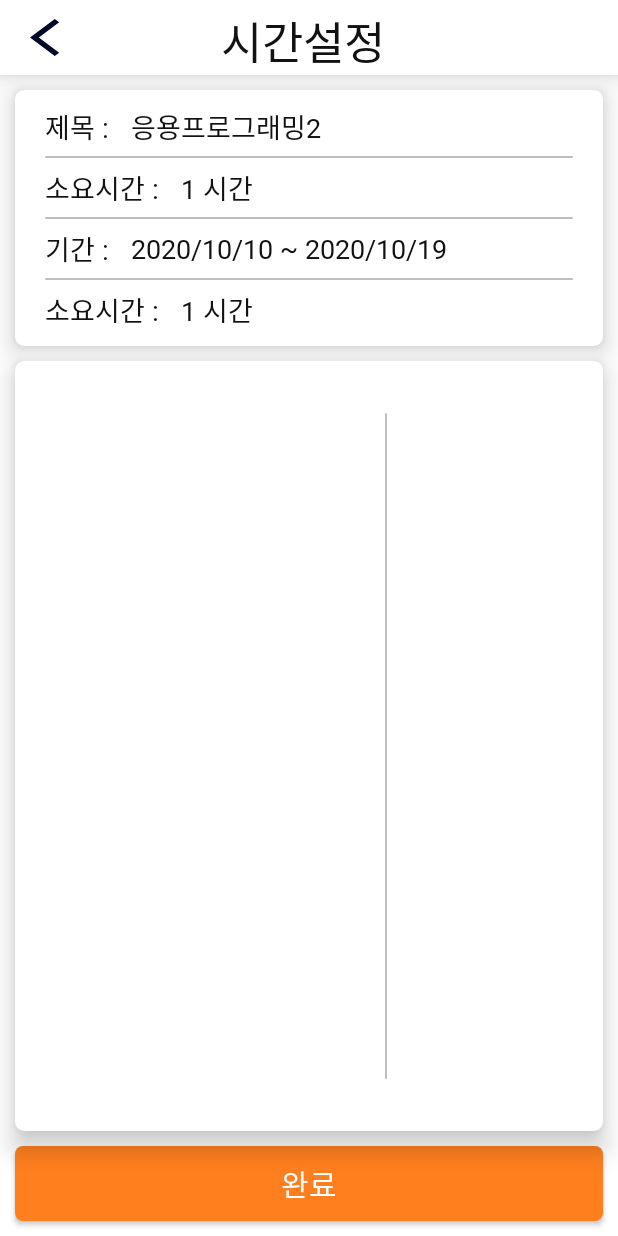
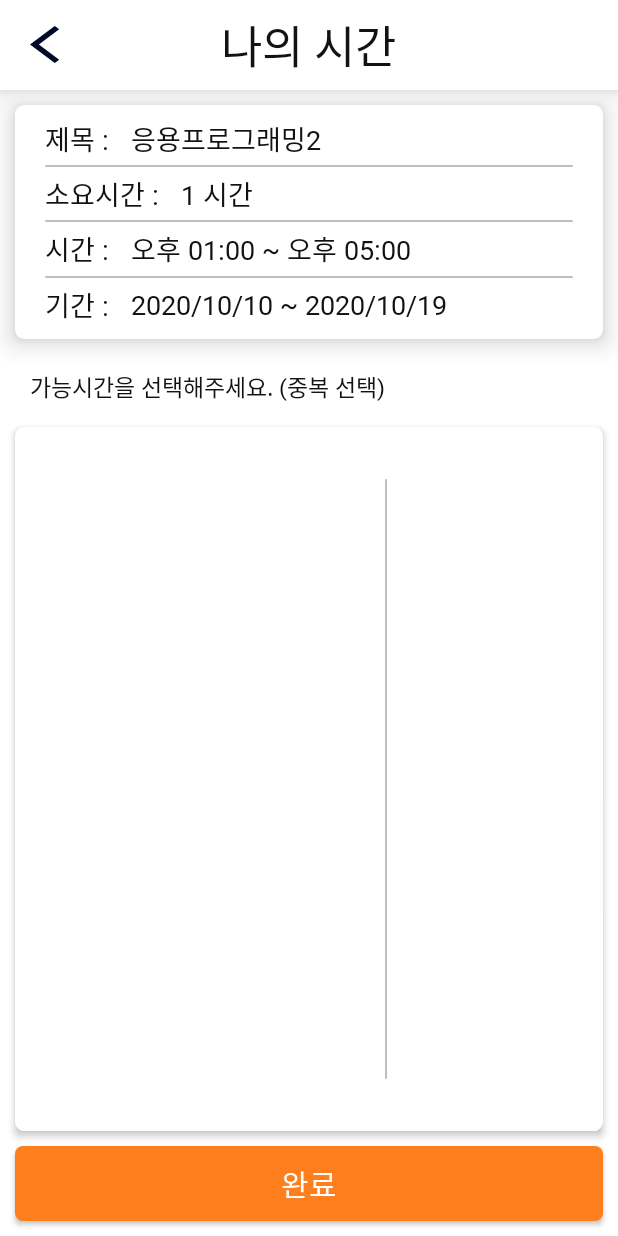
Before and after one commit to SFByomi/knumeet, an Android app: the layout activity_make_info.xml on its own in the app's theme, with its tools: preview values and no code run, on a phone screen of 412 x 824 dp. Run offline under Robolectric (Android 15) with nearby library versions, the phone set to English and light mode, and no system bars.

Commit message:
src 변경

```diff
--- a/app/src/main/res/layout/activity_make_info.xml
+++ b/app/src/main/res/layout/activity_make_info.xml
@@ -11,7 +11,7 @@
 
     <LinearLayout
         android:layout_width="match_parent"
-        android:layout_height="50dp"
+        android:layout_height="60dp"
         android:weightSum="3"
         android:elevation="10dp"
         android:background="@drawable/rectangle_shape"
@@ -37,7 +37,7 @@
             android:layout_width="0dp"
             android:layout_height="match_parent"
             android:textSize="30sp"
-            android:text="시간설정"
+            android:text="나의 시간"
             android:textColor="@color/colorBlack"
             android:fontFamily="@font/nanum_bold"
             android:gravity="left|center_vertical"
@@ -135,23 +135,23 @@
             android:orientation="horizontal"
             android:layout_weight="1"
             >
+
             <TextView
 
                 android:layout_width="match_parent"
                 android:layout_height="match_parent"
                 android:layout_marginLeft="10dp"
-                android:text="기간 : "
+                android:fontFamily="@font/nanum_bold"
+                android:gravity="center_vertical"
+                android:text="시간 : "
                 android:textColor="@color/colorBlack"
-                android:gravity="center_vertical"
-                android:textSize="18sp"
-                android:fontFamily="@font/nanum_bold"
-                />
+                android:textSize="18sp" />
             <TextView
 
                 android:layout_width="match_parent"
                 android:layout_height="match_parent"
                 android:layout_marginLeft="10dp"
-                android:text="2020/10/10 ~ 2020/10/19"
+                android:text="오후 01:00 ~ 오후 05:00"
                 android:textColor="@color/colorBlack"
                 android:gravity="center_vertical"
                 android:textSize="18sp"
@@ -177,7 +177,7 @@
                 android:layout_width="match_parent"
                 android:layout_height="match_parent"
                 android:layout_marginLeft="10dp"
-                android:text="소요시간 : "
+                android:text="기간 : "
                 android:textColor="@color/colorBlack"
                 android:gravity="center_vertical"
                 android:textSize="18sp"
@@ -188,26 +188,32 @@
                 android:layout_width="match_parent"
                 android:layout_height="match_parent"
                 android:layout_marginLeft="10dp"
-                android:text="1 시간"
+                android:text="2020/10/10 ~ 2020/10/19"
                 android:textColor="@color/colorBlack"
                 android:gravity="center_vertical"
                 android:textSize="18sp"
                 android:fontFamily="@font/nanum_regular"
                 />
         </LinearLayout>
-
-
-
-
     </LinearLayout>
-
+    <TextView
+        android:layout_marginLeft="20dp"
+        android:layout_width="wrap_content"
+        android:layout_height="wrap_content"
+        android:layout_marginTop="20dp"
+        android:layout_marginBottom="5dp"
+        android:text="가능시간을 선택해주세요. (중복 선택)"
+        android:fontFamily="@font/nanum_light"
+        android:textColor="@color/colorBlack"
+        android:textSize="15sp"
+        />
     <LinearLayout
         android:layout_width="match_parent"
         android:layout_height="0dp"
         android:layout_weight="3"
         android:orientation="horizontal"
         android:background="@drawable/corner_shape"
-        android:elevation="10dp"
+        android:elevation="3dp"
         android:layout_marginVertical="10dp"
         android:layout_marginHorizontal="10dp"
         >
@@ -237,6 +243,7 @@
 
     </LinearLayout>
     <Button
+        android:elevation="5dp"
         android:layout_width="match_parent"
         android:layout_height="50dp"
         android:background="@drawable/corner_shape_point"
```
Also changed, not shown: app/src/main/res/layout/activity_select.xml (+8 -8 lines).
